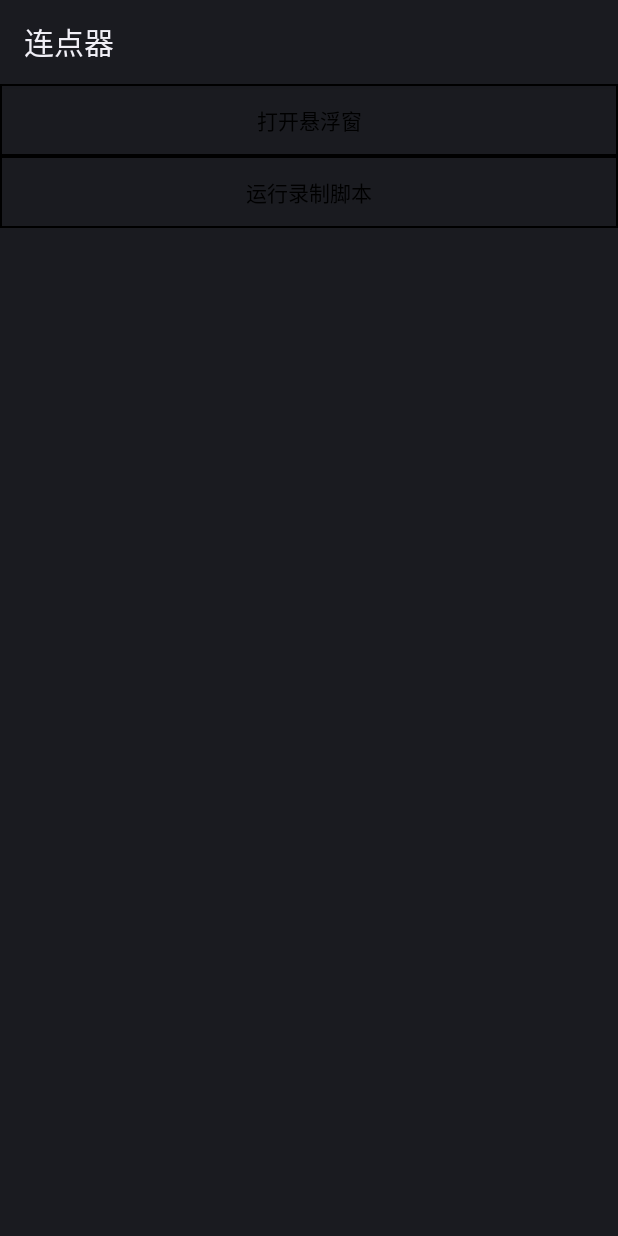
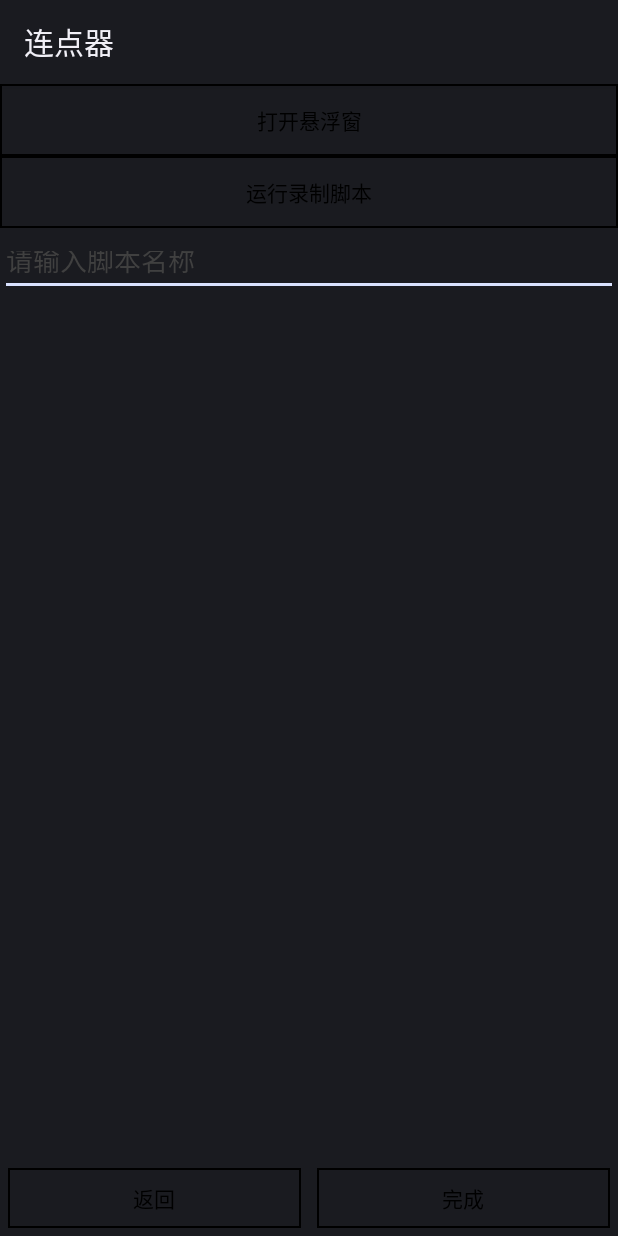
Before and after one commit to ming123aaa/clickdevice_android, an Android app: the layout activity_record_script.xml on its own in the app's theme, with its tools: preview values and no code run, on a phone screen of 412 x 824 dp. Run offline under Robolectric (Android 15) with nearby library versions, the phone set to English and light mode, and no system bars.

Commit message:
录制脚本列表

```diff
--- a/app/build.gradle
+++ b/app/build.gradle
@@ -61,7 +61,8 @@ dependencies {
     implementation "androidx.lifecycle:lifecycle-viewmodel:2.4.1"
     implementation 'androidx.room:room-runtime:2.4.2'
     annotationProcessor "androidx.room:room-compiler:2.4.2"
-
+    implementation "org.jetbrains.kotlinx:kotlinx-coroutines-android:1.5.2"
+    implementation "org.jetbrains.kotlinx:kotlinx-coroutines-core-jvm:1.5.2"
     implementation 'androidx.recyclerview:recyclerview:1.1.0'
     implementation 'com.github.ming123aaa:ILiveData:1.6'
     implementation 'com.qmuiteam:qmui:1.1.3'
--- a/app/src/main/java/com/example/clickdevice/AC/MainActivity.java
+++ b/app/src/main/java/com/example/clickdevice/AC/MainActivity.java
@@ -347,7 +347,7 @@ public class MainActivity extends AppCompatActivity {
 
 
     public void startRecordAc(View view) {
-        startActivity(new Intent(this, RecordScriptActivity.class));
+        startActivity(new Intent(this, RecordScriptListActivity.class));
         hideFloatWindows(btn_main);
     }
 }
--- a/app/src/main/java/com/example/clickdevice/bean/RecordScriptCmd.java
+++ b/app/src/main/java/com/example/clickdevice/bean/RecordScriptCmd.java
@@ -11,6 +11,9 @@ public class RecordScriptCmd {
 
     public enum  Type {
         Gesture, Delay
+    }
+
+    public RecordScriptCmd() {
     }
 
     public static RecordScriptCmd createGestureCMD(List<Bean> path, int duration) {
--- a/app/src/main/res/layout/activity_record_script.xml
+++ b/app/src/main/res/layout/activity_record_script.xml
@@ -24,6 +24,56 @@
         android:background="@drawable/btn_background"
         />
 
+<androidx.constraintlayout.widget.ConstraintLayout
+    android:layout_width="match_parent"
+    android:layout_height="match_parent">
+    <EditText
+        android:id="@+id/edit_name"
+        android:layout_width="match_parent"
+        android:layout_height="40dp"
+        android:hint="请输入脚本名称"
+        android:maxLines="1"
+        android:textColor="@color/blackLine"
+        android:theme="@style/MyEditText"
+        app:layout_constraintTop_toTopOf="parent"
+        android:layout_marginTop="5dp"
+        />
 
 
+    <Button
+        android:id="@+id/btn_back"
+        android:layout_width="0dp"
+        android:layout_height="40dp"
+        android:text="返回"
+        android:textColor="@color/blackLine"
+
+        android:layout_margin="5dp"
+        app:layout_constraintBottom_toBottomOf="parent"
+        app:layout_constraintHorizontal_weight="1"
+        app:layout_constraintLeft_toLeftOf="parent"
+        android:background="@drawable/btn_background"
+        app:layout_constraintRight_toLeftOf="@id/btn_complete" />
+
+    <Button
+        android:id="@+id/btn_complete"
+        android:layout_width="0dp"
+        android:layout_height="40dp"
+        android:text="完成"
+        android:textColor="@color/blackLine"
+
+        android:layout_margin="5dp"
+        app:layout_constraintBottom_toBottomOf="parent"
+        app:layout_constraintHorizontal_weight="1"
+        android:background="@drawable/btn_background"
+        app:layout_constraintLeft_toRightOf="@id/btn_back"
+        app:layout_constraintRight_toRightOf="parent" />
+
+    <androidx.recyclerview.widget.RecyclerView
+        android:id="@+id/rv_script_edit"
+        android:layout_width="match_parent"
+        android:layout_height="0dp"
+        app:layout_constraintBottom_toTopOf="@id/btn_back"
+        app:layout_constraintTop_toBottomOf="@id/edit_name"/>
+</androidx.constraintlayout.widget.ConstraintLayout>
+
 </LinearLayout>
```
Also changed, not shown: app/src/main/AndroidManifest.xml (+7 -4 lines), app/src/main/java/com/example/clickdevice/AC/RecordScriptActivity.kt (+27 -1 lines), app/src/main/java/com/example/clickdevice/AC/RecordScriptListActivity.kt (added, +85 -0 lines), app/src/main/java/com/example/clickdevice/AC/ScriptListActivity.java (+7 -18 lines), app/src/main/java/com/example/clickdevice/adapter/RecordScriptAdapter.java (added, +92 -0 lines), app/src/main/java/com/example/clickdevice/helper/Ktx.kt (added, +40 -0 lines), app/src/main/java/com/example/clickdevice/vm/RecordScriptViewModel.kt (+52 -7 lines), app/src/main/res/layout/activity_record_script_list.xml (added, +23 -0 lines), app/src/main/res/layout/item_record_script.xml (added, +124 -0 lines).
